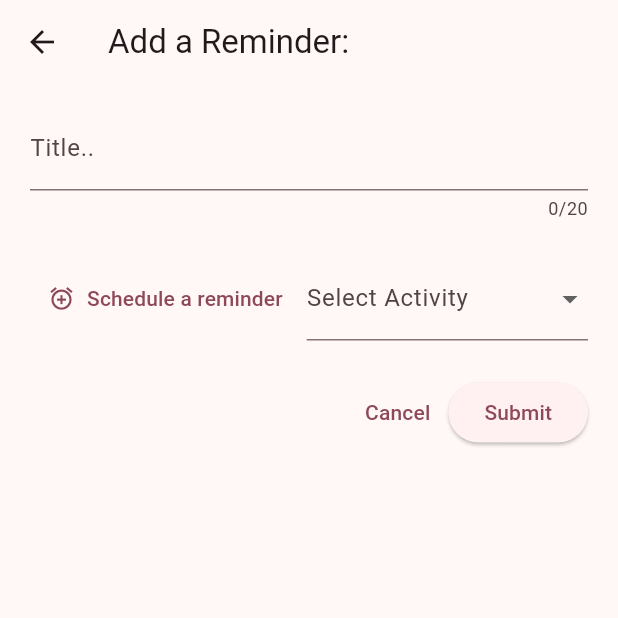
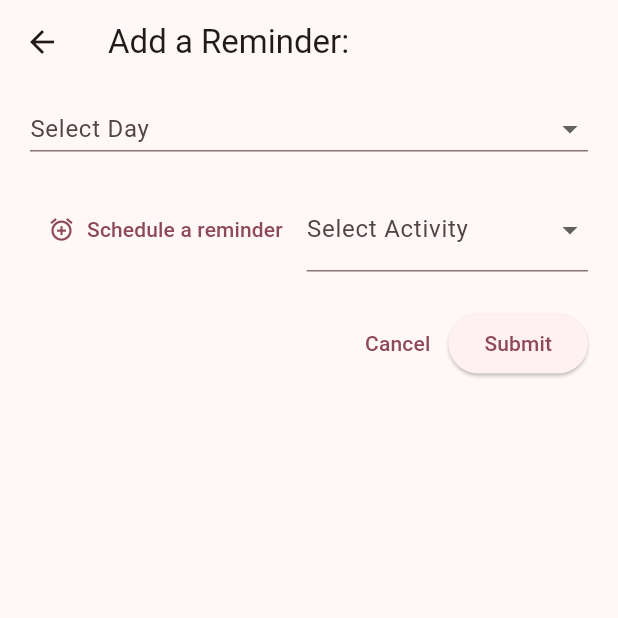
Before and after one commit to bhavyabedi/re_mind, a Flutter app: the screen it shows after launch, after a tap on the "add circle outline" icon, on a phone screen of 412 x 824 dp, the top half of it. Run offline on Flutter 3.47's test engine with Material 3 defaults, Android fonts, the light colour scheme and no system bars; our stand-ins replace flutter_riverpod, riverpod, sqflite; accounts and stored records are empty.

Commit message:
Tried Resolving the loading data issue.

```diff
--- a/lib/object_classes/reminder.dart
+++ b/lib/object_classes/reminder.dart
@@ -11,14 +11,24 @@ enum Activity {
   sleep,
 }
 
+enum Day {
+  monday,
+  tuesday,
+  wednesday,
+  thursday,
+  friday,
+  saturday,
+  sunday,
+}
+
 class Reminder {
   const Reminder({
-    required this.title,
+    required this.day,
     required this.targetTime,
     required this.activity,
   });
 
-  final String title;
+  final Day day;
   final TimeOfDay targetTime;
   final Activity activity;
 }
--- a/lib/providers/reminder.dart
+++ b/lib/providers/reminder.dart
@@ -15,54 +15,61 @@ class ReminderNotifier extends StateNotifier<List<Reminder>> {
         dbPath,
         'reminder.db',
       ),
-      onCreate: (db, version) {
-        return db.execute(
-          'CREATE TABLE userReminders(title TEXT, targetTime TEXT, activity TEXT)',
+      onCreate: (db, version) async {
+        return await db.execute(
+          'CREATE TABLE userReminders(day TEXT, targetTime TEXT, activity TEXT)',
         );
       },
       version: 1,
     );
+    print(db.path);
     return db;
   }
 
-  Activity enumFromString(String value) {
-    return Activity.values.firstWhere(
-      (e) => e.toString().split('.').last == value,
-    );
-  }
+  // Activity enumFromString(String value) {
+  //   return Activity.values.firstWhere(
+  //     (e) => e.toString().split('.').last == value,
+  //   );
+  // }
+
+  // TimeOfDay stringToTimeOfDay(String tod) {
+  //   final format = DateFormat.jm(); //"6:00 AM"
+  //   return TimeOfDay.fromDateTime(format.parse(tod));
+  // }
 
   Future<void> loadReminders() async {
     final db = await _getDatabase();
-    final data = await db.query('userReminders');
-    final reminders = data
+    final data = await db.rawQuery('SELECT * FROM userReminders');
+
+    print(data);
+    final dataList = data.toList();
+    List<Reminder> reminders = [];
+    reminders = data
         .map(
           (row) => Reminder(
-            title: row['title'] as String,
-            targetTime: TimeOfDay.fromDateTime(
-              DateTime.parse(
-                row['targetTime'].toString(),
-              ),
-            ),
-            activity: enumFromString(row['activity'].toString()),
+            day: row['day'] as Day,
+            targetTime: row['targetTime'] as TimeOfDay,
+            activity: row['activity'] as Activity,
           ),
         )
         .toList();
+    print(data.isEmpty);
     state = reminders;
-    // print(reminders);
   }
 
-  void addReminder(String title, TimeOfDay time, Activity activity) async {
+  Future closeDB() async {
+    final db = await _getDatabase();
+    db.close();
+  }
+
+  void addReminder(Day day, TimeOfDay time, Activity activity) async {
     // final appDir = await syspath.getApplicationCacheDirectory();
     final db = await _getDatabase();
     final newReminder =
-        Reminder(title: title, targetTime: time, activity: activity);
-    print(newReminder);
+        Reminder(day: day, targetTime: time, activity: activity);
     try {
-      await db.insert('userReminders', {
-        'title': title,
-        'targetTime': time.toString(),
-        'activity': activity.toString(),
-      });
+      await db.rawInsert(
+          'INSERT INTO userReminders(day , targetTime, activity) VALUES("${day.toString()}", "${time.toString()}", "${activity.toString()}")');
       state = [
         newReminder,
         ...state,
--- a/lib/screens/new_reminder.dart
+++ b/lib/screens/new_reminder.dart
@@ -15,15 +15,12 @@ class NewReminderScreen extends ConsumerStatefulWidget {
 class _NewReminderScreenState extends ConsumerState<NewReminderScreen> {
   TimeOfDay selectedTime = TimeOfDay.now();
   var isTimeSelected = false;
-  String? selectedTitle;
+  Day? selectedDay;
   Activity? selectedActivity;
-  final _titleController = TextEditingController();
   void _saveReminder(Reminder newReminder) {
-    selectedTitle = _titleController.text;
-
     ref
         .read(reminderProvider.notifier)
-        .addReminder(selectedTitle!, selectedTime, selectedActivity!);
+        .addReminder(selectedDay!, selectedTime, selectedActivity!);
 
     Navigator.of(context).pop();
   }
@@ -47,8 +44,7 @@ class _NewReminderScreenState extends ConsumerState<NewReminderScreen> {
   }
 
   void _validateSubmit() {
-    if (selectedTitle == null ||
-        selectedTitle!.trim().isEmpty == true ||
+    if (selectedDay == null ||
         selectedTime == TimeOfDay.now() ||
         selectedActivity == null) {
       // print(selectedTitle);
@@ -64,7 +60,7 @@ class _NewReminderScreenState extends ConsumerState<NewReminderScreen> {
     }
     _saveReminder(
       Reminder(
-          title: selectedTitle!,
+          day: selectedDay!,
           targetTime: selectedTime,
           activity: selectedActivity!),
     );
@@ -72,7 +68,6 @@ class _NewReminderScreenState extends ConsumerState<NewReminderScreen> {
 
   @override
   void dispose() {
-    _titleController.dispose();
     super.dispose();
   }
 
@@ -87,15 +82,26 @@ class _NewReminderScreenState extends ConsumerState<NewReminderScreen> {
           padding: const EdgeInsets.symmetric(vertical: 15, horizontal: 20),
           child: Column(
             children: [
-              TextFormField(
-                controller: _titleController,
-                maxLength: 20,
-                decoration: const InputDecoration(
-                  label: Text('Title..'),
+              SizedBox(
+                height: 30,
+                child: DropdownButtonFormField(
+                  decoration: const InputDecoration(
+                    label: Text('Select Day'),
+                  ),
+                  items: Day.values
+                      .map(
+                        (Day day) => DropdownMenuItem<Day>(
+                          value: day,
+                          child: Text(
+                            day.name.toString().toUpperCase(),
+                          ),
+                        ),
+                      )
+                      .toList(),
+                  onChanged: (value) {
+                    selectedDay = value;
+                  },
                 ),
-                onChanged: (value) {
-                  selectedTitle = value;
-                },
               ),
               const SizedBox(
                 height: 24,
--- a/lib/screens/reminders.dart
+++ b/lib/screens/reminders.dart
@@ -18,6 +18,12 @@ class _RemindersScreenState extends ConsumerState<RemindersScreen> {
   void initState() {
     super.initState();
     _remindersFuture = ref.read(reminderProvider.notifier).loadReminders();
+  }
+
+  @override
+  void dispose() {
+    ref.read(reminderProvider.notifier).closeDB();
+    super.dispose();
   }
 
   @override
--- a/lib/widgets/reminder_list.dart
+++ b/lib/widgets/reminder_list.dart
@@ -26,7 +26,7 @@ class ReminderList extends StatelessWidget {
                 title: Row(
                   children: [
                     Text(
-                      reminders[index].title,
+                      reminders[index].day.toString(),
                     ),
                     const Spacer(),
                     Text(
```
